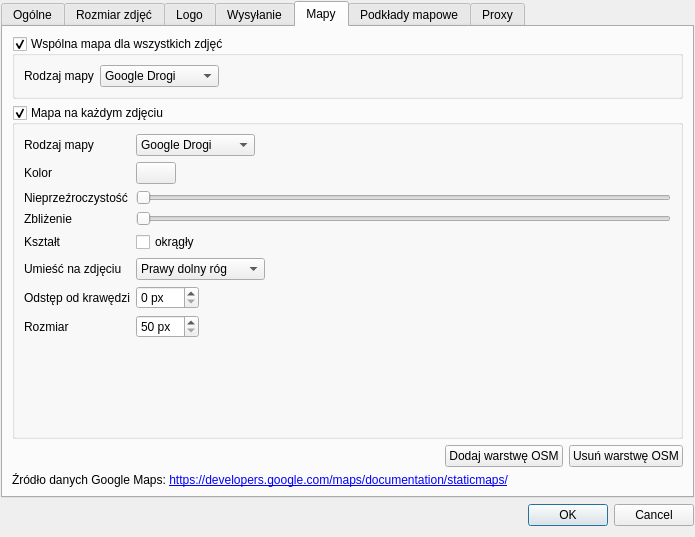
The window that settings/settingsdialog.ui (fotorelacjonusz/classic) describes before a commit, drawn with Qt 5.
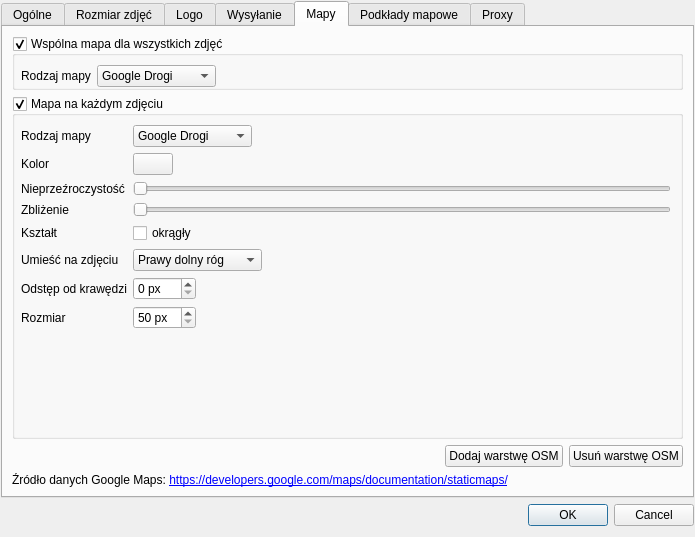
The same window after the commit. The open tabs and pages were chosen to show the change. Icons and pictures are not drawn. Custom widgets are drawn as their Qt base class.

Commit message: layout margins, editable lengthComboBox, filled arrow head

The edit to the form file:
```diff
--- a/settings/settingsdialog.ui
+++ b/settings/settingsdialog.ui
@@ -685,6 +685,12 @@
           <property name="fieldGrowthPolicy">
            <enum>QFormLayout::ExpandingFieldsGrow</enum>
           </property>
+          <property name="leftMargin">
+           <number>6</number>
+          </property>
+          <property name="bottomMargin">
+           <number>0</number>
+          </property>
           <item row="0" column="0">
            <widget class="QLabel" name="commonMapTypeLabel">
             <property name="text">
@@ -744,6 +750,12 @@
           <property name="fieldGrowthPolicy">
            <enum>QFormLayout::ExpandingFieldsGrow</enum>
           </property>
+          <property name="leftMargin">
+           <number>6</number>
+          </property>
+          <property name="bottomMargin">
+           <number>0</number>
+          </property>
           <item row="0" column="0">
            <widget class="QLabel" name="imageMapTypeLabel">
             <property name="text">
```
Left out of the diff: 37 changed lines with no effect on the pictures. The commit also changes 11 other files.
